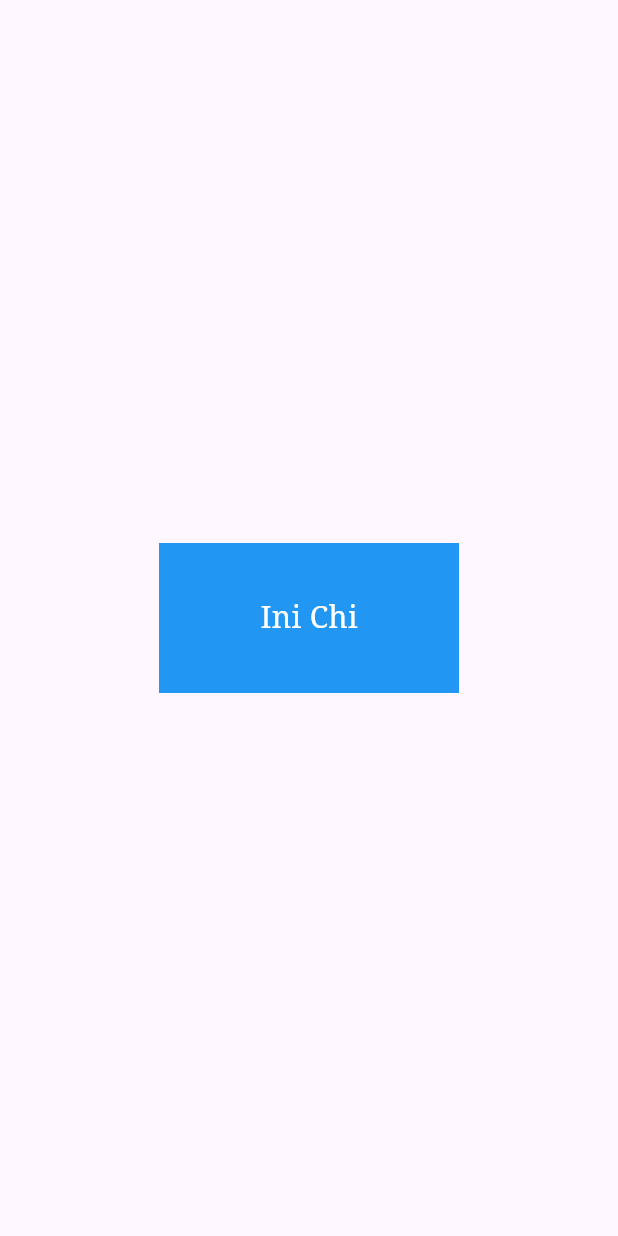
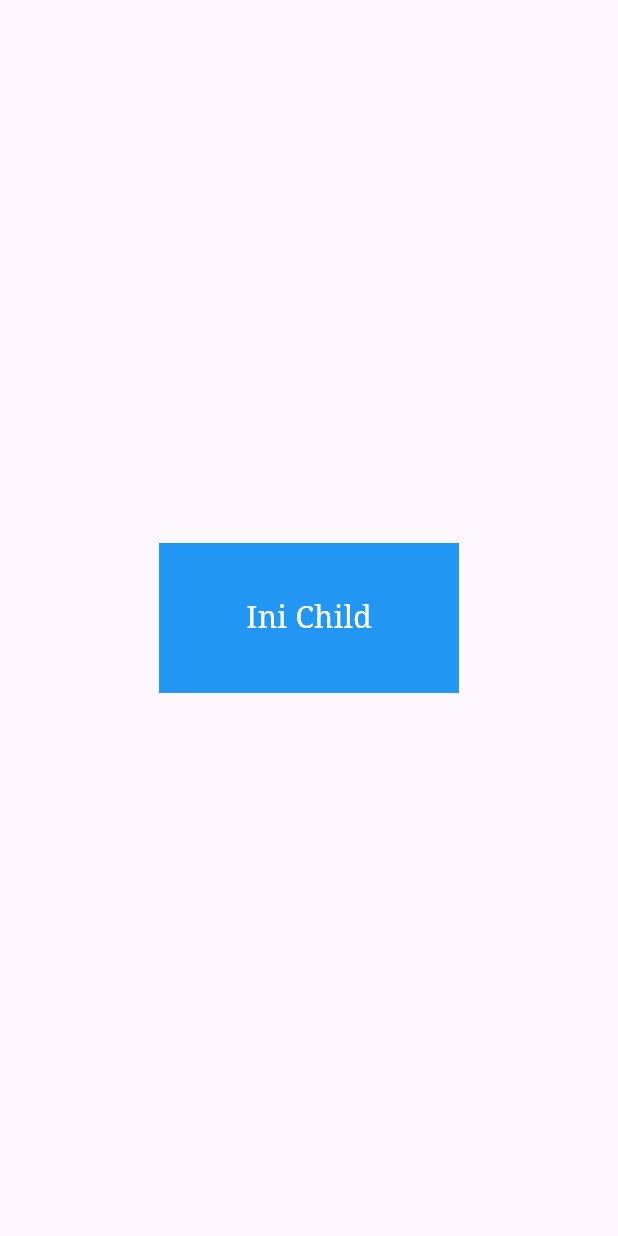
Before and after one commit to DavidHariadi/latihan_flutter_1, a Flutter app: the screen it shows after launch, on a phone screen of 412 x 824 dp. Run offline on Flutter 3.47's test engine with Material 3 defaults, Android fonts, the phone set to English and light mode, and no system bars.

Commit message:
First Commit

```diff
--- a/lib/main.dart
+++ b/lib/main.dart
@@ -18,7 +18,7 @@ class MainApp extends StatelessWidget {
             height: 100,
             child: const Center(
               child: Text(
-                "Ini Chi",
+                "Ini Child",
                 style: TextStyle(
                     color: Colors.white, fontFamily: "Serif", fontSize: 20.0),
               ),
```
